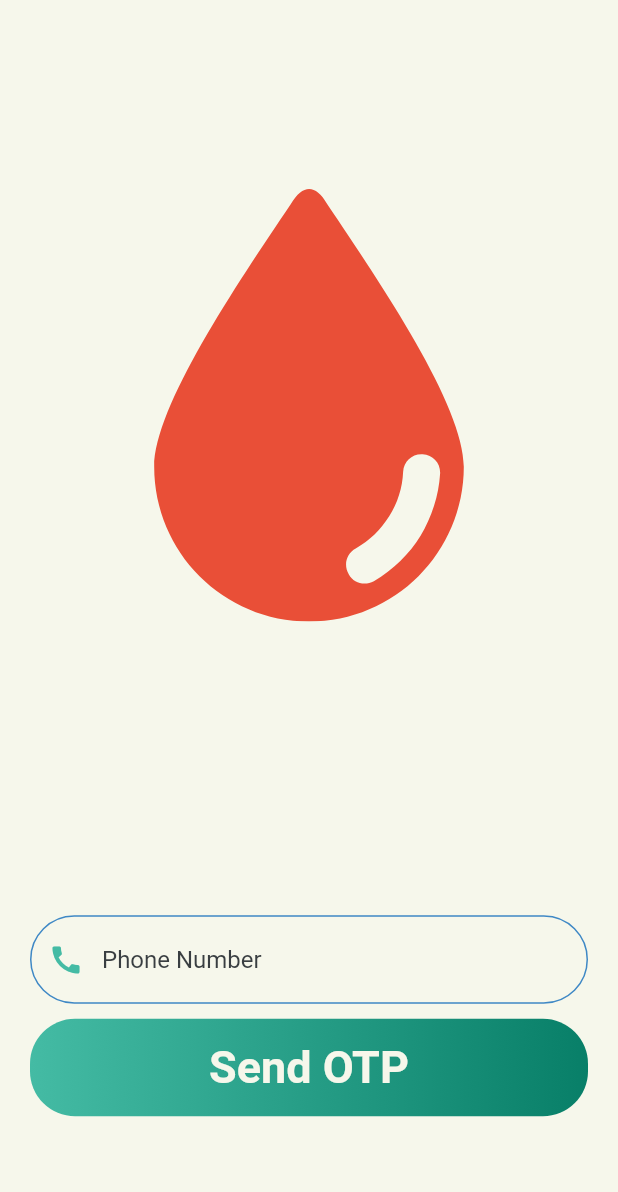
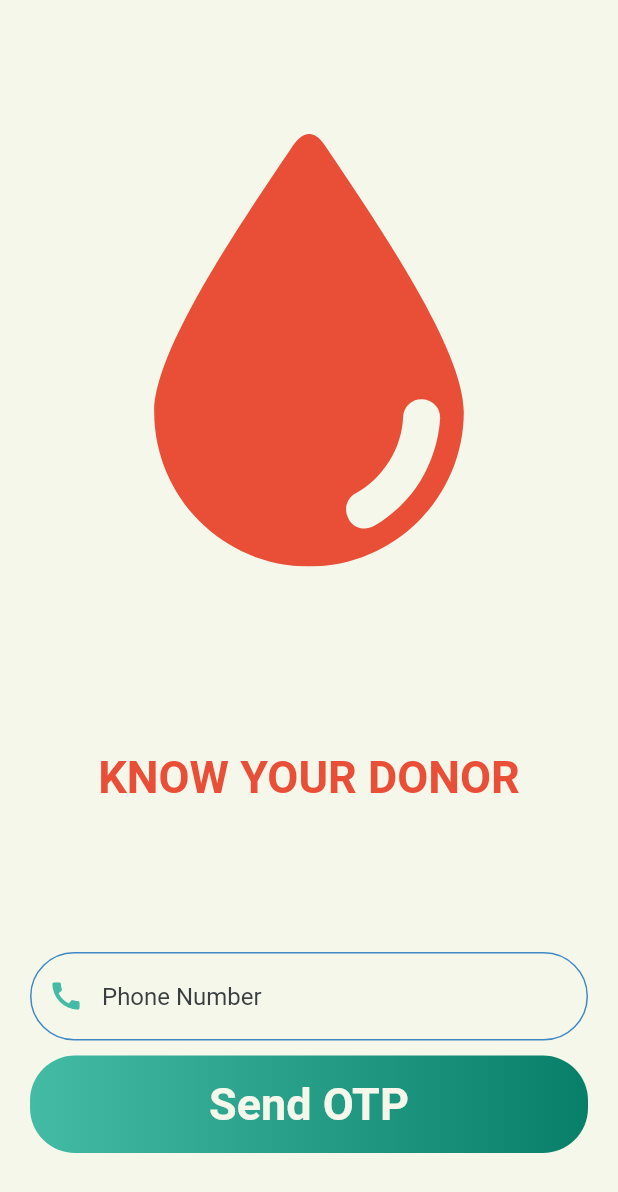
Before and after one commit to arteevraina/KnowYourDonor, a Flutter app: the screen it shows after launch, on a phone screen of 412 x 824 dp. Shown: the top 1192 px of the screen. Run offline on Flutter 3.47's test engine with Material 2 defaults, Android fonts, the phone set to English and light mode, and no system bars; our stand-ins replace firebase_auth, firebase_core, flutter_svg, fluttertoast, google_fonts; accounts and stored records are empty.

Commit message:
feat: added heading b/w drop and input

```diff
--- a/lib/constants/text_styles.dart
+++ b/lib/constants/text_styles.dart
@@ -13,7 +13,7 @@ TextStyle mediumTextStyle() {
 TextStyle largeTextStyle() {
   return GoogleFonts.josefinSlab(
     textStyle: TextStyle(
-        color: normalTextColor, fontSize: 30, fontWeight: FontWeight.bold),
+        color: errorTextColor, fontSize: 30, fontWeight: FontWeight.bold),
   );
 }
 
--- a/lib/views/login_page.dart
+++ b/lib/views/login_page.dart
@@ -2,6 +2,7 @@ import 'package:flutter/material.dart';
 import 'package:flutter_svg/flutter_svg.dart';
 import 'package:knowyourdonor/components/textbox.dart';
 import 'package:knowyourdonor/components/button.dart';
+import 'package:knowyourdonor/constants/text_styles.dart';
 import 'package:knowyourdonor/constants/validators.dart';
 import 'package:knowyourdonor/constants/colors.dart';
 import 'package:knowyourdonor/provider/auth_provider.dart';
@@ -83,6 +84,15 @@ class _LoginPageState extends State<LoginPage> {
               height: 40,
             ),
             Expanded(
+              flex: 1,
+              child: Center(
+                child: Text(
+                  'KNOW YOUR DONOR',
+                  style: largeTextStyle(),
+                ),
+              ),
+            ),
+            Expanded(
               flex: 2,
               child: Form(
                 key: _formKey,
```
